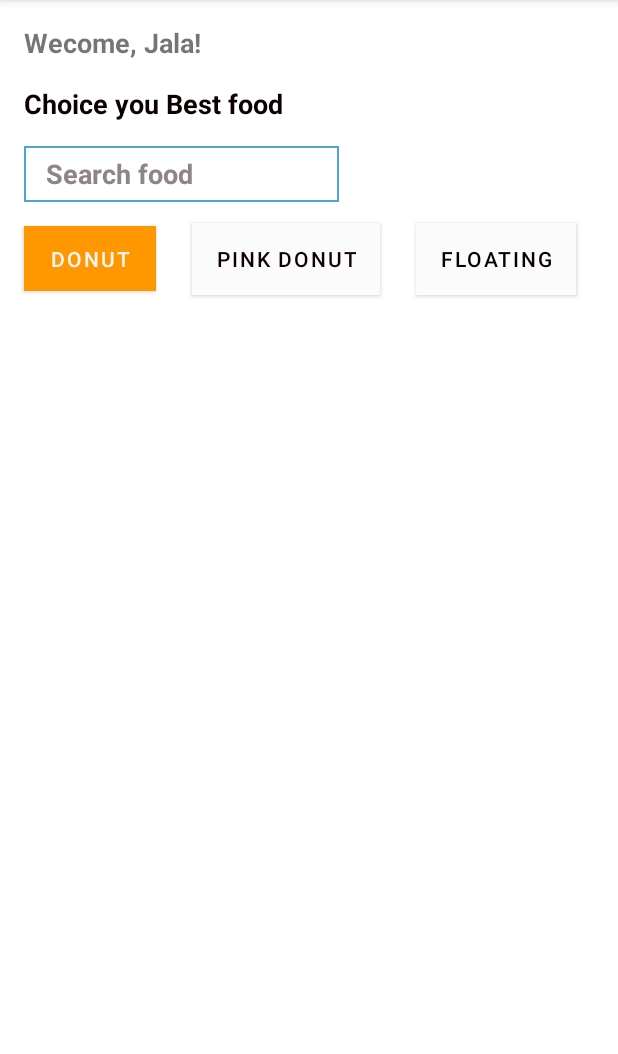
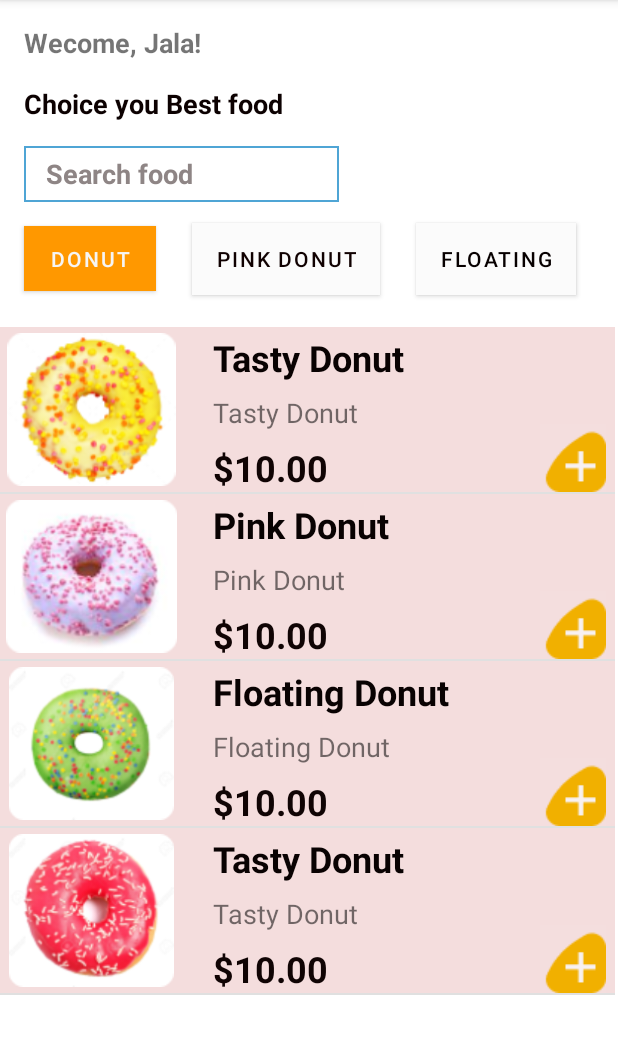
Before and after one commit to PhanHongHa/Android_Tuan5, an Android app: the screen it shows after launch (MainActivity), on a phone screen of 412 x 824 dp, the part 84-1138 px from its top. Run offline under Robolectric (Android 15) with nearby library versions, the phone set to English and light mode, and no system bars.

Commit message:
ui Tuan 5

```diff
--- /dev/null
+++ b/app/src/main/java/com/example/tuan5/Donut.java
@@ -0,0 +1,51 @@
+package com.example.tuan5;
+
+public class Donut {
+    private String name;
+    private String descrip;
+    private String price;
+    private int picture;
+
+    public String getDescrip() {
+        return descrip;
+    }
+
+    public String getName() {
+        return name;
+    }
+
+    public String getPrice() {
+        return price;
+    }
+
+    public int getPicture() {
+        return picture;
+    }
+
+    public void setDescrip(String descrip) {
+        this.descrip = descrip;
+    }
+
+    public void setName(String name) {
+        this.name = name;
+    }
+
+    public void setPrice(String price) {
+        this.price = price;
+    }
+
+    public void setPicture(int picture) {
+        this.picture = picture;
+    }
+
+    public Donut() {
+    }
+
+    public Donut(String name, String descrip, String price, int picture) {
+        this.name = name;
+        this.descrip = descrip;
+        this.price = price;
+        this.picture = picture;
+    }
+
+}
--- /dev/null
+++ b/app/src/main/java/com/example/tuan5/DonutAdapter.java
@@ -0,0 +1,67 @@
+package com.example.tuan5;
+
+import android.content.Context;
+import android.graphics.Color;
+import android.text.Layout;
+import android.view.LayoutInflater;
+import android.view.View;
+import android.view.ViewGroup;
+import android.widget.BaseAdapter;
+import android.widget.Button;
+import android.widget.ImageButton;
+import android.widget.ImageView;
+import android.widget.TextView;
+import android.widget.Toast;
+
+import androidx.constraintlayout.widget.ConstraintLayout;
+
+import java.util.List;
+
+public class DonutAdapter extends BaseAdapter {
+    private Context context;
+    private int layout;
+    private List<Donut> donuts;
+    private int positionSelected = -1;
+
+    public DonutAdapter(Context context, int layout, List<Donut> donuts) {
+        this.context = context;
+        this.layout = layout;
+        this.donuts = donuts;
+    }
+
+    @Override
+    public int getCount() {
+        return donuts.size();
+    }
+
+    @Override
+    public Object getItem(int i) {
+        return null;
+    }
+
+    @Override
+    public long getItemId(int i) {
+        return 0;
+    }
+
+    @Override
+    public View getView(int i, View view, ViewGroup viewGroup) {
+        LayoutInflater inflater = (LayoutInflater) context.getSystemService(Context.LAYOUT_INFLATER_SERVICE);
+        view = inflater.inflate(layout,null);
+
+        TextView txtName = (TextView) view.findViewById(R.id.txtName);
+        TextView txtDescrip = (TextView) view.findViewById(R.id.txtDescrip);
+        TextView txtPrice = (TextView) view.findViewById(R.id.txtPrice);
+        ImageView imgPicture = (ImageView) view.findViewById(R.id.img);
+        ImageButton btnPlus = (ImageButton) view.findViewById(R.id.btnPlus);
+
+        Donut donut = donuts.get(i);
+        txtName.setText(donut.getName());
+        txtDescrip.setText(donut.getName());
+        imgPicture.setImageResource(donut.getPicture());
+
+
+
+        return view;
+    }
+}
--- a/app/src/main/java/com/example/tuan5/MainActivity.java
+++ b/app/src/main/java/com/example/tuan5/MainActivity.java
@@ -3,12 +3,30 @@ package com.example.tuan5;
 import androidx.appcompat.app.AppCompatActivity;
 
 import android.os.Bundle;
+import android.widget.ListView;
+
+import java.util.ArrayList;
 
 public class MainActivity extends AppCompatActivity {
+    ListView lvDonut;
+    DonutAdapter donutAdapter;
+    ArrayList<Donut> donuts;
+
 
     @Override
     protected void onCreate(Bundle savedInstanceState) {
         super.onCreate(savedInstanceState);
         setContentView(R.layout.activity_main);
+
+        lvDonut = (ListView) findViewById(R.id.listViewDonut);
+        donuts = new ArrayList<>();
+
+        donuts.add(new Donut("Tasty Donut", "Spicy tasty donut family","$10.00",R.drawable.donut_yellow_1));
+        donuts.add(new Donut("Pink Donut", "Spicy tasty donut family","$20.00",R.drawable.tasty_donut_1));
+        donuts.add(new Donut("Floating Donut", "Spicy tasty donut family","$30.00",R.drawable.green_donut_1));
+        donuts.add(new Donut("Tasty Donut", "Spicy tasty donut family","$40.00",R.drawable.donut_red_1));
+
+        donutAdapter = new DonutAdapter(this,R.layout.custom_layout, donuts);
+        lvDonut.setAdapter(donutAdapter);
     }
 }
--- a/app/src/main/res/layout/activity_main.xml
+++ b/app/src/main/res/layout/activity_main.xml
@@ -89,14 +89,13 @@
         app:layout_constraintStart_toEndOf="@+id/button2" />
 
     <ListView
+        android:id="@+id/listViewDonut"
         android:layout_width="410dp"
         android:layout_height="511dp"
         android:layout_marginTop="24dp"
-        app:layout_constraintBottom_toBottomOf="parent"
         app:layout_constraintEnd_toEndOf="parent"
         app:layout_constraintHorizontal_bias="0.0"
         app:layout_constraintStart_toStartOf="parent"
-        app:layout_constraintTop_toBottomOf="@+id/button"
-        app:layout_constraintVertical_bias="0.75" />
+        app:layout_constraintTop_toBottomOf="@+id/button" />
 
 </androidx.constraintlayout.widget.ConstraintLayout>
--- a/app/src/main/res/layout/custom_layout.xml
+++ b/app/src/main/res/layout/custom_layout.xml
@@ -7,42 +7,42 @@
     android:background="#F4DDDD">
 
     <ImageView
-        android:id="@+id/imageView"
+        android:id="@+id/img"
         android:layout_width="114dp"
         android:layout_height="102dp"
-        android:layout_marginStart="44dp"
-        android:layout_marginLeft="44dp"
+        android:layout_marginStart="4dp"
+        android:layout_marginLeft="4dp"
         app:layout_constraintBottom_toBottomOf="parent"
         app:layout_constraintStart_toStartOf="parent"
         app:layout_constraintTop_toTopOf="parent"
-        app:layout_constraintVertical_bias="0.524"
+        app:layout_constraintVertical_bias="0.48"
         app:srcCompat="@drawable/donut_yellow_1" />
 
     <TextView
-        android:id="@+id/textView3"
+        android:id="@+id/txtName"
         android:layout_width="wrap_content"
         android:layout_height="wrap_content"
-        android:layout_marginStart="40dp"
-        android:layout_marginLeft="40dp"
+        android:layout_marginStart="24dp"
+        android:layout_marginLeft="24dp"
         android:text="Tasty Donut"
         android:textColor="#090202"
         android:textSize="24sp"
         android:textStyle="bold"
-        app:layout_constraintStart_toEndOf="@+id/imageView"
-        app:layout_constraintTop_toTopOf="@+id/imageView" />
+        app:layout_constraintStart_toEndOf="@+id/img"
+        app:layout_constraintTop_toTopOf="@+id/img" />
 
     <TextView
-        android:id="@+id/textView4"
+        android:id="@+id/txtDescrip"
         android:layout_width="wrap_content"
         android:layout_height="wrap_content"
         android:layout_marginTop="8dp"
         android:text="Spicy tasty donut family"
         android:textSize="18sp"
-        app:layout_constraintStart_toStartOf="@+id/textView3"
-        app:layout_constraintTop_toBottomOf="@+id/textView3" />
+        app:layout_constraintStart_toStartOf="@+id/txtName"
+        app:layout_constraintTop_toBottomOf="@+id/txtName" />
 
     <TextView
-        android:id="@+id/textView5"
+        android:id="@+id/txtPrice"
         android:layout_width="wrap_content"
         android:layout_height="wrap_content"
         android:layout_marginTop="8dp"
@@ -50,7 +50,20 @@
         android:textColor="#100404"
         android:textSize="24sp"
         android:textStyle="bold"
-        app:layout_constraintStart_toStartOf="@+id/textView4"
-        app:layout_constraintTop_toBottomOf="@+id/textView4" />
+        app:layout_constraintStart_toStartOf="@+id/txtDescrip"
+        app:layout_constraintTop_toBottomOf="@+id/txtDescrip" />
+
+    <ImageButton
+        android:id="@+id/btnPlus"
+        android:layout_width="wrap_content"
+        android:layout_height="wrap_content"
+        android:background="#05FFFFFF"
+        app:layout_constraintBottom_toBottomOf="@+id/txtPrice"
+        app:layout_constraintEnd_toEndOf="parent"
+        app:layout_constraintHorizontal_bias="0.96"
+        app:layout_constraintStart_toEndOf="@+id/txtPrice"
+        app:layout_constraintTop_toTopOf="@+id/txtPrice"
+        app:layout_constraintVertical_bias="1.0"
+        app:srcCompat="@drawable/plus_button" />
 
 </androidx.constraintlayout.widget.ConstraintLayout>
```
Also changed, not shown: app/src/main/res/drawable/plus_button.png (added).
